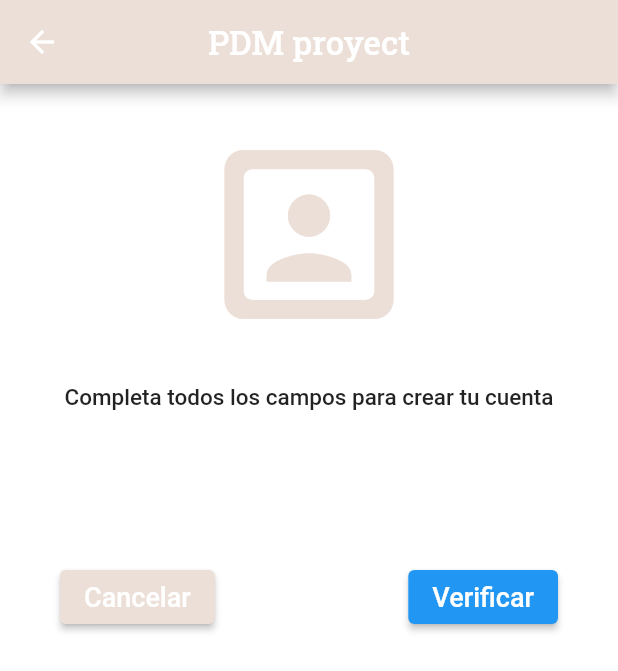
After one commit to MarLiz-SanCam/CotidianisProyect, a Flutter app: the Teams screen opened by its route, after a tap on the "add" icon, on a phone screen of 412 x 824 dp. The commit adds this screen. Shown: the top 671 px of the screen. Run offline on Flutter 3.47's test engine with Material 2 defaults, Android fonts, the phone set to English and light mode, and no system bars; our stand-ins replace firebase_auth, firebase_core, image_picker; accounts and stored records are empty.

```diff
--- /dev/null
+++ b/lib/Content/add_Team_Form.dart
@@ -0,0 +1,161 @@
+import 'package:cotidianis_pdm/Theme/champagne_pink.dart';
+import 'package:flutter/material.dart';
+import 'package:flutter/services.dart';
+import 'dart:io';
+import 'package:image_picker/image_picker.dart';
+
+// --------------------------  Fin de los 'import' -------------------------- //
+class AddTeam extends StatefulWidget {
+  const AddTeam({Key? key}) : super(key: key);
+
+  @override
+  State<AddTeam> createState() => _AddTeam();
+}
+
+class _AddTeam extends State<AddTeam> {
+  // VARIABLES
+  File? ImgPerfil;
+  late String Email, PAssword; //TODO: Para recibir y crear usuario
+  bool ThereIsProfImg = false;
+
+  final _formKey = GlobalKey<FormState>();
+
+
+  // ---- fin variables ----
+  // FUNCIONES
+  Future picWithCameraImgProfile() async {
+    try {
+      final image = await ImagePicker().pickImage(source: ImageSource.camera);
+      if (image == null) return;
+      final imageTemp = File(image.path);
+      setState(() {
+        this.ImgPerfil = imageTemp;
+        this.ThereIsProfImg = true;
+      });
+    } on PlatformException catch (e) {
+      print('Failed to pick image: $e');
+    }
+  }
+
+  Future selectFromGalleryImgProfile() async {
+    try {
+      final image = await ImagePicker().pickImage(source: ImageSource.gallery);
+      if (image == null) return;
+      final imageTemp = File(image.path);
+      setState(() {
+        this.ImgPerfil = imageTemp;
+        this.ThereIsProfImg = true;
+      });
+    } on PlatformException catch (e) {
+      print('Failed to pick image: $e');
+    }
+  }
+
+  // ---- Fin Funciones ----
+
+  @override
+  Widget build(BuildContext context) {
+    return Scaffold(
+      backgroundColor: Colors.white,
+      appBar: AppBar(
+        //Barra de la aplicación
+        centerTitle: true, //Centra el título de la barra de la aplicación
+        title: Text(
+          'PDM proyect',
+          //Texto para el título de la aplicación (aparece en la barra)
+          style: TextStyle(fontSize: 22.0, fontFamily: 'RobotoSlab'),
+        ),
+        backgroundColor: ChampagnePink.champagnePink,
+      ),
+      body: ListView(
+        children: [
+          Container(
+            alignment: Alignment.center,
+            padding: EdgeInsets.symmetric(vertical: 25.0, horizontal: 40),
+            //color: Colors.yellow,
+            child: Column(
+              children: [
+                Icon(
+                  Icons.portrait_rounded,
+                  color: ChampagnePink.champagnePink,
+                  size: 150,
+                ),
+                SizedBox(
+                  height: 25.0,
+                ),
+                Text(
+                  'Completa todos los campos para crear tu cuenta',
+                  textAlign: TextAlign.center,
+                  style: TextStyle(
+                    fontFamily: 'Roboto',
+                    fontSize: 15.0,
+                    fontWeight: FontWeight.w500,
+                  ),
+                ),
+                SizedBox(
+                  height: 40.0,
+                ),
+
+                SizedBox(
+                  height: 60.0,
+                ),
+                Container(
+                  //color: MainColor.mainColor[50],
+                  child: Row(
+                    mainAxisAlignment: MainAxisAlignment.spaceBetween,
+                    crossAxisAlignment: CrossAxisAlignment.center,
+                    children: <Widget>[
+                      ElevatedButton(
+                        style: ButtonStyle(
+                          backgroundColor: MaterialStateProperty.all<Color>(
+                             ChampagnePink.champagnePink),
+                        ),
+                        onPressed: () {
+                          //Si se cancela el inicio de sesión, se cierra la aplicación
+                          print(
+                              " Botón presionado :O Inicio de sesión cancelado");
+                          Navigator.of(context).pop();
+                          SystemNavigator.pop();
+                        },
+                        child: const Text(
+                          'Cancelar',
+                          style: TextStyle(
+                            fontSize: 18.0,
+                          ),
+                        ),
+                      ),
+                      SizedBox(
+                        width: 50,
+                      ),
+                      ElevatedButton(
+                        //TODO: deshabilitar y solo habilitar cuando todo el formulario esté lleno
+                        //style: style,
+                        style: ElevatedButton.styleFrom(
+                          disabledForegroundColor: ChampagnePink.champagnePink[500], disabledBackgroundColor: ChampagnePink.champagnePink[500],
+                        ),
+                        onPressed: () {
+                          if (_formKey.currentState!.validate()) {
+                            ScaffoldMessenger.of(context).showSnackBar(
+                                SnackBar(content: Text('Procesando datos')));
+                          }
+                        },
+                        //onPressed: null,
+                        child: const Text(
+                          'Verificar',
+                          style: TextStyle(
+                            fontSize: 18.0,
+                          ),
+                        ),
+                      ),
+                    ],
+                  ),
+                ),
+              ],
+            ),
+          ),
+        ],
+      ),
+
+    );
+  }
+}
--- /dev/null
+++ b/lib/Content/my_lists.dart
@@ -0,0 +1,56 @@
+import 'package:flutter/material.dart';
+
+class MyLists extends StatelessWidget {
+  List<ToDos> _todos = [
+    ToDos("Ejemplo", "descripcionDeLaLista"),
+    ToDos("Despensa", "Para compras de la semana"),
+    ToDos("Tareas Pendientes", "Actividades de la escuela por hacer"),
+    ToDos("Entregas Pendientes", "Pedidos pendientes de entregar"),
+  ];
+  MyLists({Key? key}) : super(key: key);
+
+  @override
+  Widget build(BuildContext context) {
+    return ListView.builder(itemCount: _todos.length,
+        itemBuilder:(context, index) {
+          return ListTile(
+            leading: Icon(Icons.list),
+            title: Text(_todos[index].titulo),
+            subtitle: Text(_todos[index].descripcion),
+            trailing: Icon(Icons.navigate_next_rounded),
+            onTap: (){
+              print("Abriendo Lista para ver contenido...");
+            },
+            onLongPress: (){
+              print(_todos[index].titulo);
+            },
+          );
+        }
+    );
+  }
+}
+//TODO: agregar boon de opciones para al seleccionar, poder editar, ver o borrar
+_borrarLista(context, ToDos){
+  showDialog(context: context, builder: ( _ ) => AlertDialog(
+    title: Text("Eliminar Lista"),
+    content: Text("La lista "+ToDos.titulo +" será eliminada"),
+    actions: [
+      TextButton(onPressed: (){
+        Navigator.pop(context);
+      }, child: Text("Cancelar")),
+      TextButton(onPressed: (){
+        print("Borraste la lista"+ToDos.titulo);
+        Navigator.pop(context);
+      }, child: Text("Confirmar"))
+    ],
+  ));
+}
+class ToDos{
+  late String titulo;
+  late String descripcion;
+
+  ToDos(titulo, descripcion){
+    this.titulo = titulo;
+    this.descripcion = descripcion;
+  }
+}
--- /dev/null
+++ b/lib/Content/my_notes.dart
@@ -0,0 +1,40 @@
+// ignore_for_file: avoid_print
+
+import 'package:flutter/material.dart';
+
+class MyNotes extends StatelessWidget {
+  List<ToDos>  todos = [
+    ToDos("Ejemplo", "Fragmento de la nota de ejemplo que se mos.."),
+    ToDos("Tarea de PDM", "Terminar el último cap. del curso para recibir cer..."),
+
+  ];
+  MyNotes({Key? key}) : super(key: key);
+
+  @override
+  Widget build(BuildContext context) {
+    return ListView.builder(
+        itemCount: todos.length,
+        itemBuilder:(context, index) {
+          return ListTile(
+            //leading: Icon(Icons.note_rounded),
+            title: Text(todos[index].titulo),
+            subtitle: Text(todos[index].descripcion),
+            trailing: const Icon(Icons.navigate_next_rounded),
+            onTap: (){
+              print("Abriendo Nota...");
+            },
+            onLongPress: (){
+              print(todos[index].titulo);
+
+            },
+          );
+        }
+    );
+  }
+}
+//TODO: agregar boon de opciones para al seleccionar, poder editar, ver o borrar
+class ToDos{
+  late String titulo;
+  late String descripcion;
+  ToDos(this.titulo, this.descripcion);
+}
--- /dev/null
+++ b/lib/Pages/teams.dart
@@ -0,0 +1,86 @@
+import 'package:flutter/cupertino.dart';
+import 'package:flutter/material.dart';
+import '../Theme/champagne_pink.dart';
+import '../Theme/light_steel_blue.dart';
+
+class Teams extends StatefulWidget{
+  const Teams({Key? key,}) : super(key: key);
+  @override
+  State<Teams> createState() => _AddNewT();
+}
+
+class _AddNewT extends State<Teams> {
+  @override
+
+  Widget build(BuildContext context) {
+    return Scaffold(
+      backgroundColor: Colors.white,
+      appBar: AppBar(
+        //Barra de la aplicación
+        centerTitle: true, //Centra el título de la barra de la aplicación
+        title: Text(
+          'PDM proyect',
+          //Texto para el título de la aplicación (aparece en la barra)
+          style: TextStyle(fontSize: 22.0, fontFamily: 'RobotoSlab'),
+        ),
+        backgroundColor: ChampagnePink.champagnePink[300],
+      ),
+      body: ListView(
+        children: <Widget>[
+          Column(
+            mainAxisAlignment: MainAxisAlignment.center,
+            crossAxisAlignment: CrossAxisAlignment.center,
+            children: [
+              SizedBox(height: 50),
+              Card(
+                color: LightSteelBlue.lSteelBlue[50],
+                child: ListTile(
+                  leading: CircleAvatar(
+                    backgroundColor: ChampagnePink.champagnePink,
+                    radius: 25,
+                    child: Text(
+                      "TM",
+                      style: TextStyle(
+                          fontSize: 20,
+                          color: ChampagnePink.champagnePink[500]),
+                    ),
+                  ),
+                  title: Text("My Team Example", style: TextStyle(
+                      fontSize: 20
+                  ),
+
+                  ),
+                  subtitle: Text("Líder: User Test (yo)"),
+                  trailing: Icon(
+                    Icons.navigate_next_rounded,
+                    size: 40,
+                  ),
+                  onTap: (){},
+                ),
+              ),
+
+            ],
+          ),
+        ],
+      ),
+      floatingActionButtonLocation: FloatingActionButtonLocation.endFloat,
+      floatingActionButton: FloatingActionButton(
+        onPressed: (){
+          Navigator.of(context).pushNamed("/AddTeam");
+          print("Presionaste");
+        },
+        child: Icon(Icons.add),),
+      bottomNavigationBar: BottomAppBar(
+        //Barra del fodo de la app
+        child: Text(
+          'PDM - equipo 1; debug version; MarLiz~',
+          textAlign: TextAlign.center,
+          style: TextStyle(
+            color: ChampagnePink.champagnePink[50],
+          ),
+        ),
+        color: ChampagnePink.champagnePink[300],
+      ),
+    );
+  }
+}
--- a/lib/routes.dart
+++ b/lib/routes.dart
@@ -5,7 +5,10 @@ import 'package:cotidianis_pdm/Pages/home_screen.dart';
 import 'package:cotidianis_pdm/Pages/login_screen.dart';
 import 'package:cotidianis_pdm/Pages/recover_pass.dart';
 import 'package:cotidianis_pdm/Pages/register_screen.dart';
+import 'package:cotidianis_pdm/Pages/teams.dart';
 import 'package:flutter/cupertino.dart';
+
+import 'Content/add_Team_Form.dart';
 
 Map<String, WidgetBuilder> buildAppRoutes(){
   return{
@@ -15,5 +18,7 @@ Map<String, WidgetBuilder> buildAppRoutes(){
     '/HomeScrn': (BuildContext context) => const HomeScreen(),
     '/PasswordRecovery': (BuildContext context) => const PassRecover(),
     '/EditProfile': (BuildContext context) => const EditProfile(),
+    '/Teams': (BuildContext context) => const Teams(),
+    '/AddTeam': (BuildContext context) => const AddTeam(),
   };
 }
--- a/pubspec.yaml
+++ b/pubspec.yaml
@@ -32,6 +32,8 @@ dependencies:
   cupertino_icons: ^1.0.2
   firebase_core: ^2.1.1
   firebase_auth: ^4.0.2
+  image_picker: ^0.8.5
+  cloud_firestore: ^4.2.0
 
 
 dev_dependencies:
```
Also changed, not shown: lib/Content/my_events.dart (added, +10 -0 lines), lib/Pages/home_screen.dart (+11 -1 lines), pubspec.lock.
